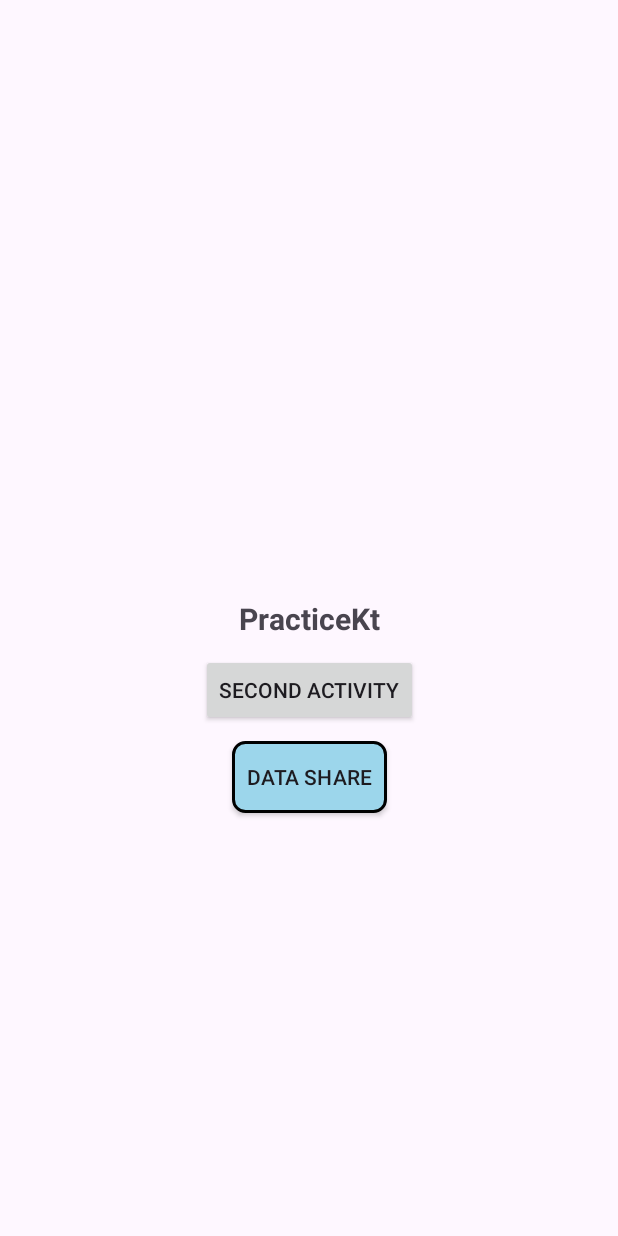
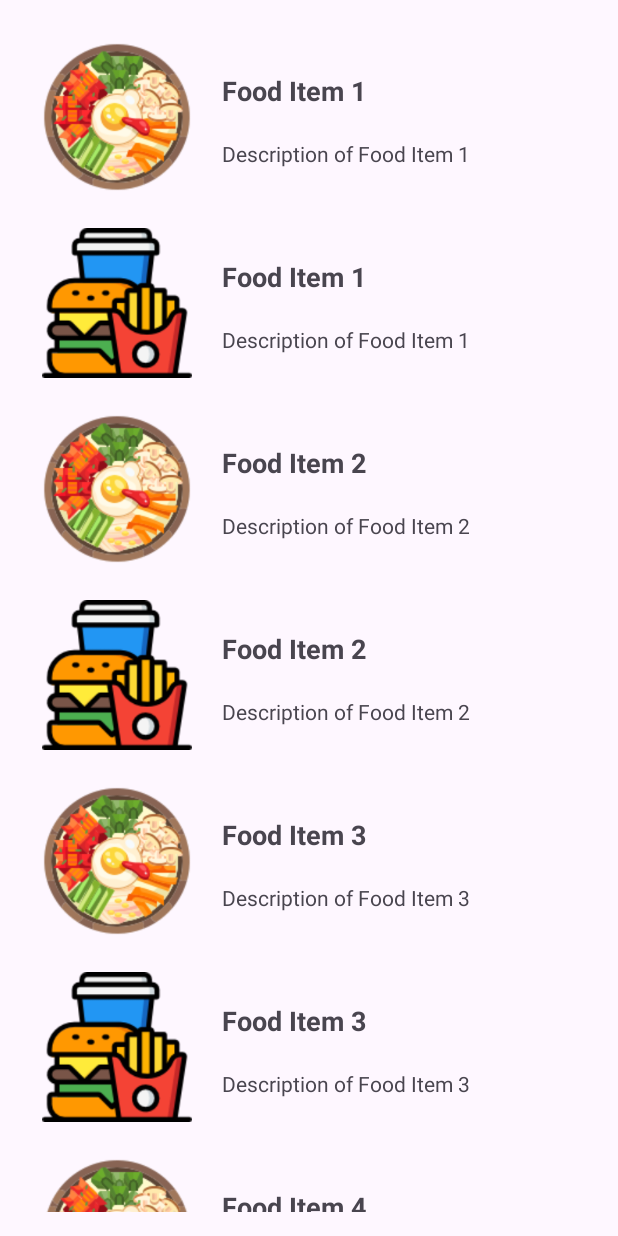
Before and after one commit to sumitpanchal18/PracticeKotlin, an Android app: the screen it shows after launch (MainActivity before the commit, FoodRvActivity after it), on a phone screen of 412 x 824 dp. Run offline under Robolectric (Android 15) with nearby library versions, the phone set to English and light mode, and no system bars.

Commit message:
recyclerView Updated

```diff
--- a/app/src/main/AndroidManifest.xml
+++ b/app/src/main/AndroidManifest.xml
@@ -61,9 +61,12 @@
         <activity
             android:name=".activity.navigationController.NavControlActivity"
             android:exported="false" />
+
         <activity
             android:name=".activity.MainActivity"
-
+            android:exported="false" />
+        <activity
+            android:name=".activity.rv2.FoodRvActivity"
             android:exported="true">
             <intent-filter>
                 <action android:name="android.intent.action.MAIN" />
@@ -71,10 +74,11 @@
                 <category android:name="android.intent.category.LAUNCHER" />
             </intent-filter>
         </activity>
+
         <service
             android:name="androidx.work.WorkManager"
+            android:exported="true"
             android:permission="android.permission.BIND_JOB_SERVICE"
-            android:exported="true"
             tools:ignore="Instantiatable" />
     </application>
 
--- /dev/null
+++ b/app/src/main/java/com/example/practicekt/activity/rv2/FoodAdapter.kt
@@ -0,0 +1,34 @@
+package com.example.practicekt.activity.rv2
+
+import android.view.LayoutInflater
+import android.view.View
+import android.view.ViewGroup
+import android.widget.ImageView
+import android.widget.TextView
+import androidx.recyclerview.widget.RecyclerView
+import com.example.practicekt.R
+
+class FoodAdapter(private val foodList: List<FoodItem>) :
+    RecyclerView.Adapter<FoodAdapter.FoodViewHolder>() {
+
+    inner class FoodViewHolder(view: View) : RecyclerView.ViewHolder(view) {
+        val foodImage: ImageView = view.findViewById(R.id.imageViewFood)
+        val foodName: TextView = view.findViewById(R.id.textViewFoodName)
+        val foodDescription: TextView = view.findViewById(R.id.textViewFoodDescription)
+    }
+
+    override fun onCreateViewHolder(parent: ViewGroup, viewType: Int): FoodViewHolder {
+        val view = LayoutInflater.from(parent.context)
+            .inflate(R.layout.item_food, parent, false)
+        return FoodViewHolder(view)
+    }
+
+    override fun onBindViewHolder(holder: FoodViewHolder, position: Int) {
+        val foodItem = foodList[position]
+        holder.foodName.text = foodItem.name
+        holder.foodImage.setImageResource(foodItem.imageResId)
+        holder.foodDescription.text = foodItem.description
+    }
+
+    override fun getItemCount(): Int = foodList.size
+}
--- /dev/null
+++ b/app/src/main/java/com/example/practicekt/activity/rv2/FoodItem.kt
@@ -0,0 +1,7 @@
+package com.example.practicekt.activity.rv2
+
+data class FoodItem(
+    val name: String,
+    val imageResId: Int,
+    val description: String
+)
--- /dev/null
+++ b/app/src/main/java/com/example/practicekt/activity/rv2/FoodRvActivity.kt
@@ -0,0 +1,27 @@
+package com.example.practicekt.activity.rv2
+
+import android.os.Bundle
+import androidx.appcompat.app.AppCompatActivity
+import androidx.recyclerview.widget.LinearLayoutManager
+import androidx.recyclerview.widget.RecyclerView
+import com.example.practicekt.R
+
+class FoodRvActivity : AppCompatActivity() {
+
+    override fun onCreate(savedInstanceState: Bundle?) {
+        super.onCreate(savedInstanceState)
+        setContentView(R.layout.activity_food_rv)
+
+        val recyclerViewFood = findViewById<RecyclerView>(R.id.recyclerViewFood)
+
+        val foodList = mutableListOf<FoodItem>()
+
+        for (i in 1..10) {
+            foodList.add(FoodItem("Food Item $i", R.drawable.img_2, "Description of Food Item $i"))
+            foodList.add(FoodItem("Food Item $i", R.drawable.img_3, "Description of Food Item $i"))
+        }
+
+        recyclerViewFood.layoutManager = LinearLayoutManager(this)
+        recyclerViewFood.adapter = FoodAdapter(foodList)
+    }
+}
--- /dev/null
+++ b/app/src/main/res/layout/activity_food_rv.xml
@@ -0,0 +1,17 @@
+<?xml version="1.0" encoding="utf-8"?>
+<androidx.constraintlayout.widget.ConstraintLayout xmlns:android="http://schemas.android.com/apk/res/android"
+    xmlns:app="http://schemas.android.com/apk/res-auto"
+    xmlns:tools="http://schemas.android.com/tools"
+    android:id="@+id/main"
+    android:layout_width="match_parent"
+    android:layout_height="match_parent"
+    tools:context=".activity.rv2.FoodRvActivity">
+
+    <androidx.recyclerview.widget.RecyclerView
+        android:id="@+id/recyclerViewFood"
+        android:layout_width="match_parent"
+        android:layout_height="match_parent"
+        android:padding="16dp"
+        android:scrollbars="vertical" />
+
+</androidx.constraintlayout.widget.ConstraintLayout>
--- /dev/null
+++ b/app/src/main/res/layout/item_food.xml
@@ -0,0 +1,34 @@
+<androidx.constraintlayout.widget.ConstraintLayout xmlns:android="http://schemas.android.com/apk/res/android"
+    xmlns:app="http://schemas.android.com/apk/res-auto"
+    xmlns:tools="http://schemas.android.com/tools"
+    android:layout_width="match_parent"
+    android:layout_height="wrap_content"
+    android:orientation="vertical"
+    android:padding="12dp">
+
+    <ImageView
+        android:id="@+id/imageViewFood"
+        android:layout_width="100dp"
+        android:layout_height="100dp"
+        android:scaleType="centerCrop"
+        tools:ignore="MissingConstraints" />
+
+    <TextView
+        android:id="@+id/textViewFoodName"
+        android:layout_width="wrap_content"
+        android:layout_height="wrap_content"
+        android:textSize="18sp"
+        android:textStyle="bold"
+        android:layout_margin="20dp"
+        app:layout_constraintStart_toEndOf="@+id/imageViewFood"
+        app:layout_constraintTop_toTopOf="@+id/imageViewFood" />
+
+    <TextView
+        android:id="@+id/textViewFoodDescription"
+        android:layout_width="wrap_content"
+        android:layout_height="wrap_content"
+        android:textSize="14sp"
+        android:layout_marginTop="20dp"
+        app:layout_constraintStart_toStartOf="@+id/textViewFoodName"
+        app:layout_constraintTop_toBottomOf="@+id/textViewFoodName" />
+</androidx.constraintlayout.widget.ConstraintLayout>
--- a/app/src/main/res/navigation/nav_graph.xml
+++ b/app/src/main/res/navigation/nav_graph.xml
@@ -17,7 +17,7 @@
     <fragment
         android:id="@+id/secondFragment"
         android:name="com.example.practicekt.fragments.SecondFragment"
-        tools:layout="@layout/fragment_second" >
+        tools:layout="@layout/fragment_second">
 
 
         <action
@@ -28,7 +28,7 @@
         android:id="@+id/thirdFragment"
         android:name="com.example.practicekt.fragments.ThirdFragment"
         android:label="fragment_third"
-        tools:layout="@layout/fragment_third" >
+        tools:layout="@layout/fragment_third">
         <action
             android:id="@+id/action_thirdFragment_to_firstFragment"
             app:destination="@id/firstFragment" />
--- a/gradle/libs.versions.toml
+++ b/gradle/libs.versions.toml
@@ -1,5 +1,5 @@
 [versions]
-agp = "8.6.1"
+agp = "8.4.1"
 cardview = "1.0.0"
 glide = "4.16.0"
 kotlin = "1.9.22"
```
Also changed, not shown: app/src/main/java/com/example/practicekt/activity/WebViewActivity.kt (+3 -8 lines), app/src/main/res/drawable/img_2.png (added), app/src/main/res/drawable/img_3.png (added).
